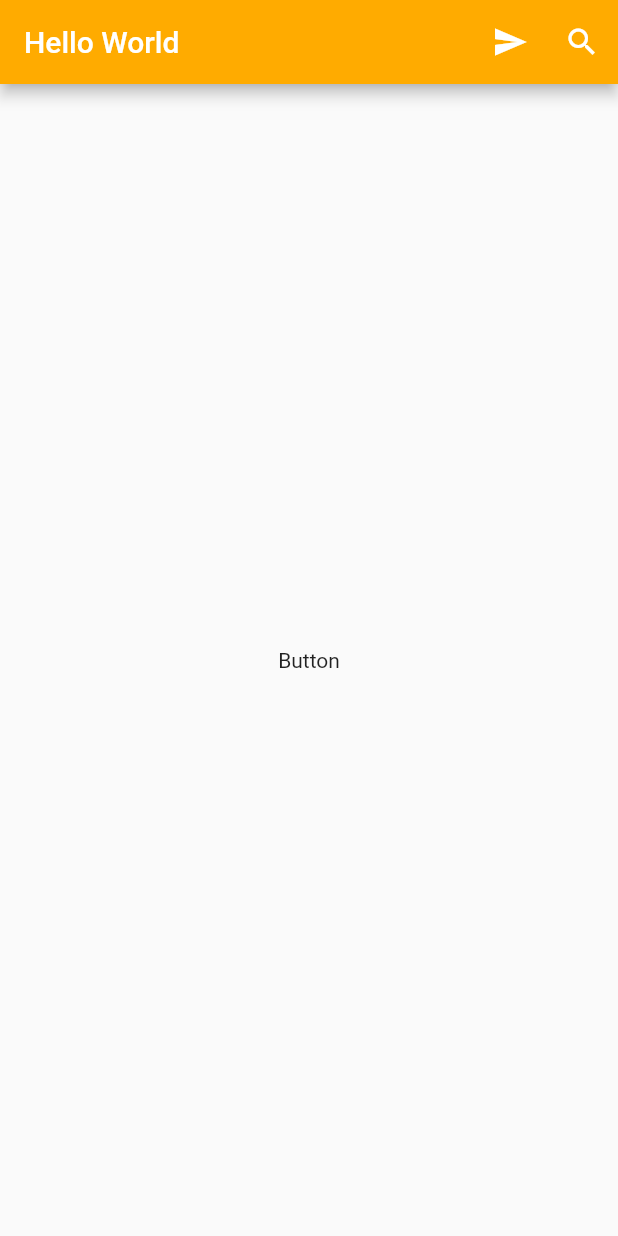
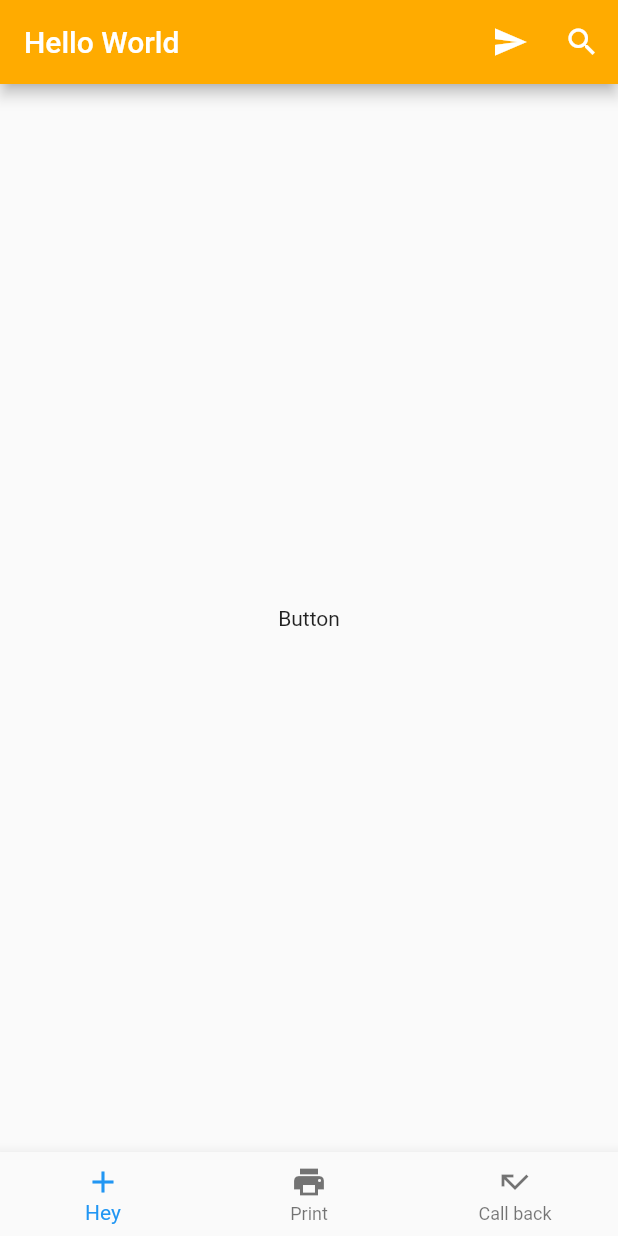
Before and after one commit to lesiak/flutter_udemy_paulo_dichone, a Flutter app: the screen it shows after launch, on a phone screen of 412 x 824 dp. Run offline on Flutter 3.47's test engine with Material 2 defaults, Android fonts, the phone set to English and light mode, and no system bars.

Commit message:
[SCAFFOLD] BottomNavigationBar widget

```diff
--- a/app_1_scaffold/lib/ui/home.dart
+++ b/app_1_scaffold/lib/ui/home.dart
@@ -31,6 +31,23 @@ class Home extends StatelessWidget {
           ],
         ),
       ),
+      bottomNavigationBar: BottomNavigationBar(
+        items: <BottomNavigationBarItem>[
+          BottomNavigationBarItem(
+            icon: Icon(Icons.add),
+            title: Text("Hey"),
+          ),
+          BottomNavigationBarItem(
+            icon: Icon(Icons.print),
+            title: Text("Print"),
+          ),
+          BottomNavigationBarItem(
+            icon: Icon(Icons.call_missed),
+            title: Text("Call back"),
+          ),
+        ],
+        onTap: (int index) => debugPrint("Tapped item $index"),
+      ),
     );
   }
 
```
